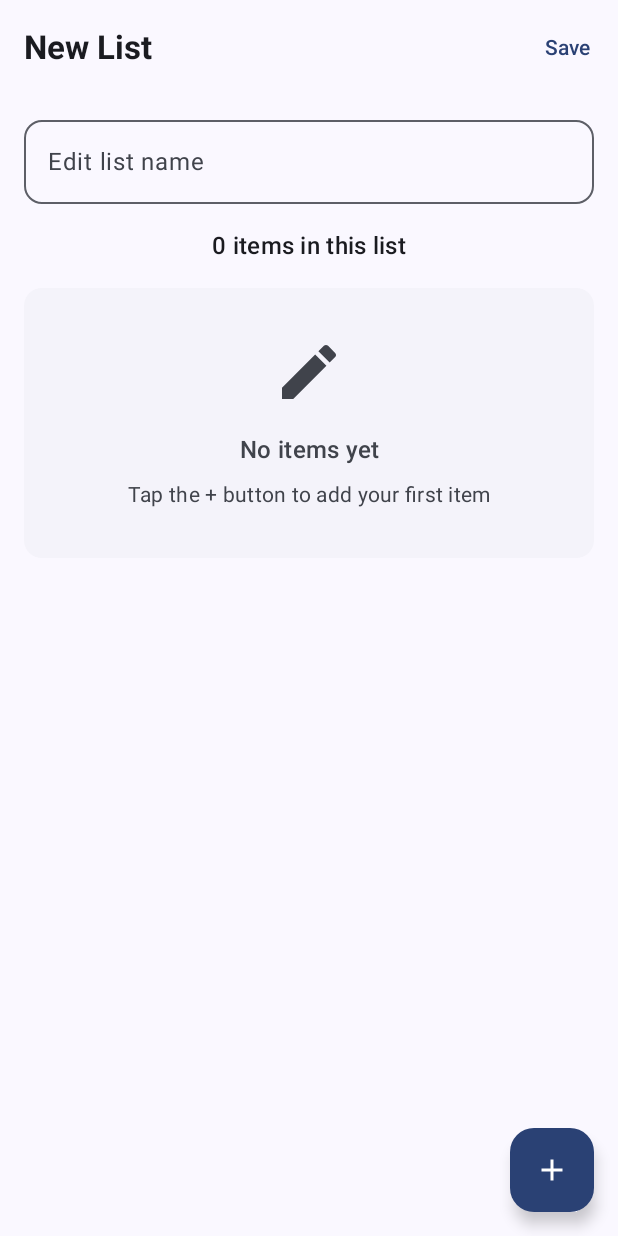
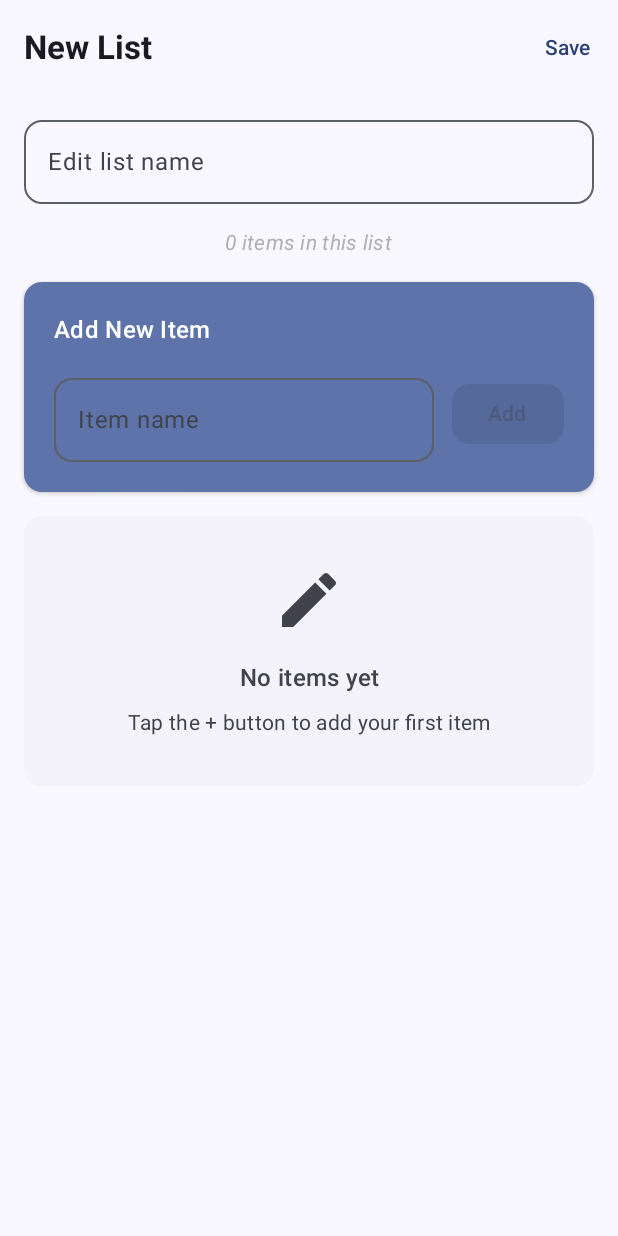
Before and after one commit to teja2495/choosr, an Android app built with Jetpack Compose: the EditListScreen screen opened through its navigation route, on a phone screen of 412 x 824 dp. Run offline under Robolectric (Android 15) with nearby library versions, the phone set to English and light mode, and no system bars.

Commit message:
feat: minor fix

```diff
--- a/app/src/main/java/com/tk/choosr/ui/edit/EditListScreen.kt
+++ b/app/src/main/java/com/tk/choosr/ui/edit/EditListScreen.kt
@@ -57,6 +57,7 @@ import androidx.compose.ui.Alignment
 import androidx.compose.ui.Modifier
 import androidx.compose.ui.draw.clip
 import androidx.compose.ui.graphics.Color
+import androidx.compose.ui.text.font.FontStyle
 import androidx.compose.ui.text.font.FontWeight
 import androidx.compose.ui.text.input.TextFieldValue
 import androidx.compose.ui.text.style.TextAlign
@@ -79,7 +80,6 @@ fun EditListScreen(
     var name by remember { mutableStateOf(existing?.name ?: "") }
     var newItem by remember { mutableStateOf(TextFieldValue()) }
     var items by remember { mutableStateOf(existing?.items ?: emptyList()) }
-    var showAddItem by remember { mutableStateOf(false) }
     val snackbarHostState = remember { SnackbarHostState() }
     val scope = rememberCoroutineScope()
     val keyboardController = LocalSoftwareKeyboardController.current
@@ -128,15 +128,6 @@ fun EditListScreen(
             )
         },
         snackbarHost = { SnackbarHost(snackbarHostState) },
-        floatingActionButton = {
-            FloatingActionButton(
-                onClick = { showAddItem = true },
-                containerColor = MaterialTheme.colorScheme.primary,
-                contentColor = MaterialTheme.colorScheme.onPrimary
-            ) {
-                Icon(Icons.Default.Add, contentDescription = "Add item")
-            }
-        }
     ) { inner ->
         LazyColumn(
             modifier = Modifier
@@ -169,21 +160,16 @@ fun EditListScreen(
                 ) {
                     Text(
                         text = "${items.size} items in this list",
-                        style = MaterialTheme.typography.titleMedium,
-                        fontWeight = FontWeight.SemiBold,
-                        color = MaterialTheme.colorScheme.onSurface
+                        style = MaterialTheme.typography.bodyMedium,
+                        fontWeight = FontWeight.Normal,
+                        color = Color(0xFFB0B0B0),
+                        fontStyle = FontStyle.Italic
                     )
                 }
             }
 
             // Add item section
-            if (showAddItem) {
             item {
-                    AnimatedVisibility(
-                        visible = showAddItem,
-                        enter = slideInVertically() + fadeIn(),
-                        exit = slideOutVertically() + fadeOut()
-                    ) {
                 Card(
                     modifier = Modifier.fillMaxWidth(),
                     colors = CardDefaults.cardColors(
@@ -194,27 +180,12 @@ fun EditListScreen(
                     Column(
                         modifier = Modifier.padding(20.dp)
                     ) {
-                                Row(
-                                    modifier = Modifier.fillMaxWidth(),
-                                    horizontalArrangement = Arrangement.SpaceBetween,
-                                    verticalAlignment = Alignment.CenterVertically
-                                ) {
                         Text(
                             text = "Add New Item",
                             style = MaterialTheme.typography.titleMedium,
                             fontWeight = FontWeight.SemiBold,
                             color = MaterialTheme.colorScheme.onPrimaryContainer
                         )
-                                    IconButton(
-                                        onClick = { showAddItem = false }
-                                    ) {
-                                        Icon(
-                                            Icons.Default.Delete,
-                                            contentDescription = "Close",
-                                            tint = MaterialTheme.colorScheme.onPrimaryContainer
-                                        )
-                                    }
-                                }
                         Spacer(modifier = Modifier.height(12.dp))
                         Row(
                             modifier = Modifier.fillMaxWidth(),
@@ -239,7 +210,6 @@ fun EditListScreen(
                                     if (candidate.isNotEmpty() && items.none { it.equals(candidate, true) }) {
                                         items = items + candidate
                                         newItem = TextFieldValue()
-                                                showAddItem = false
                                     }
                                 },
                                 enabled = newItem.text.trim().isNotEmpty(),
@@ -250,8 +220,6 @@ fun EditListScreen(
                                 shape = RoundedCornerShape(12.dp)
                             ) {
                                 Text("Add")
-                                    }
-                                }
                             }
                         }
                     }
```
Lines whose indentation alone changed are shown as unchanged.
